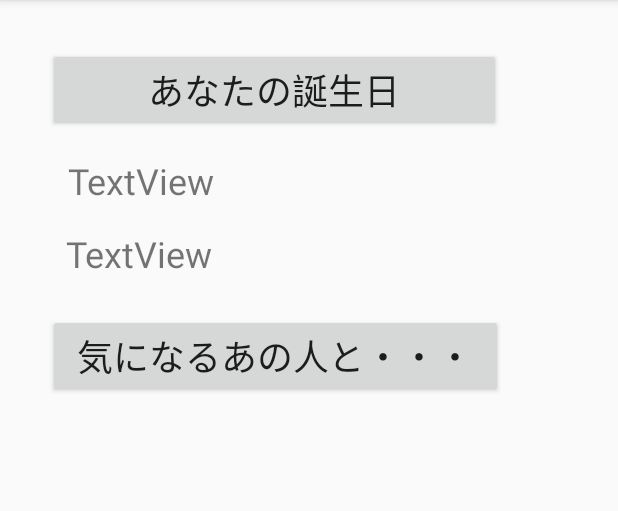
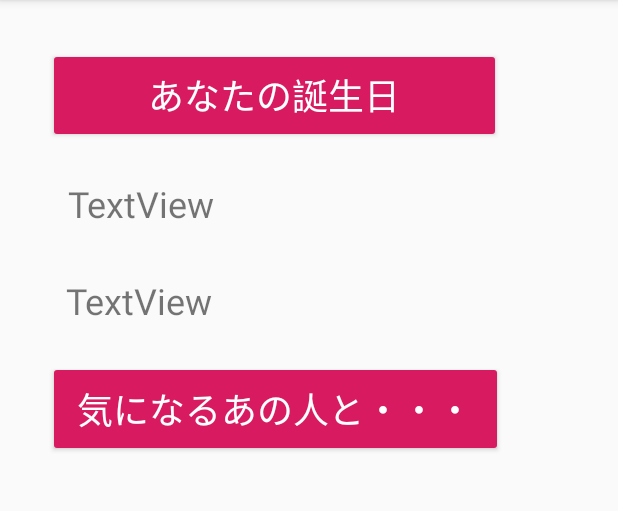
Before and after one commit to masterpiece015v/soulnumber, an Android app: the screen it shows after launch (MainActivity), on a phone screen of 412 x 824 dp, the part 84-595 px from its top. Run offline under Robolectric (Android 15) with nearby library versions, the phone set to English and light mode, and no system bars.

Commit message:
20190207002

```diff
--- a/app/src/main/res/layout/activity_main.xml
+++ b/app/src/main/res/layout/activity_main.xml
@@ -8,8 +8,9 @@
 
     <Button
         android:id="@+id/btn_birthday"
+        style="@style/Widget.AppCompat.Button.Colored"
         android:layout_width="302dp"
-        android:layout_height="wrap_content"
+        android:layout_height="63dp"
         android:layout_marginStart="32dp"
         android:layout_marginTop="32dp"
         android:text="あなたの誕生日"
@@ -22,7 +23,7 @@
         android:layout_width="wrap_content"
         android:layout_height="wrap_content"
         android:layout_marginStart="45dp"
-        android:layout_marginTop="16dp"
+        android:layout_marginTop="24dp"
         android:text="TextView"
         android:textSize="24sp"
         app:layout_constraintStart_toStartOf="parent"
@@ -33,7 +34,7 @@
         android:layout_width="wrap_content"
         android:layout_height="wrap_content"
         android:layout_marginStart="44dp"
-        android:layout_marginTop="16dp"
+        android:layout_marginTop="32dp"
         android:text="TextView"
         android:textSize="24sp"
         app:layout_constraintStart_toStartOf="parent"
@@ -41,8 +42,9 @@
 
     <Button
         android:id="@+id/btn_comp"
+        style="@style/Widget.AppCompat.Button.Colored"
         android:layout_width="303dp"
-        android:layout_height="wrap_content"
+        android:layout_height="64dp"
         android:layout_marginStart="32dp"
         android:layout_marginTop="24dp"
         android:text="気になるあの人と・・・"
```
Also changed, not shown: app/src/main/java/tokyo/mp015v/soulnumber/MainActivity.kt (+9 -12 lines).
